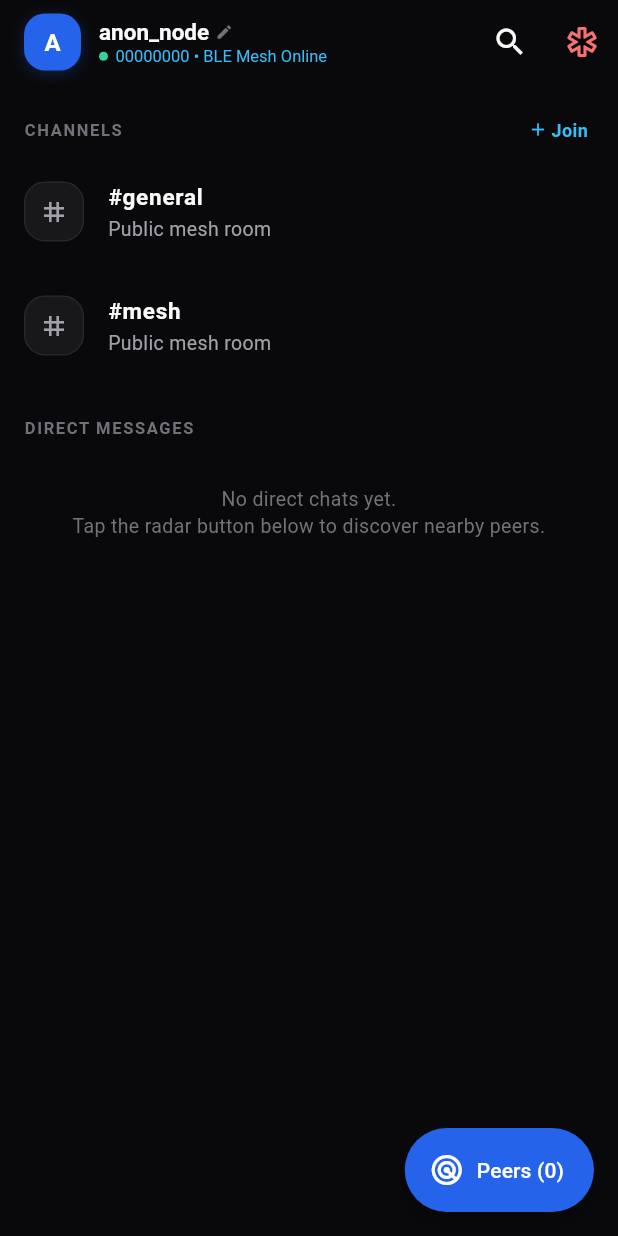
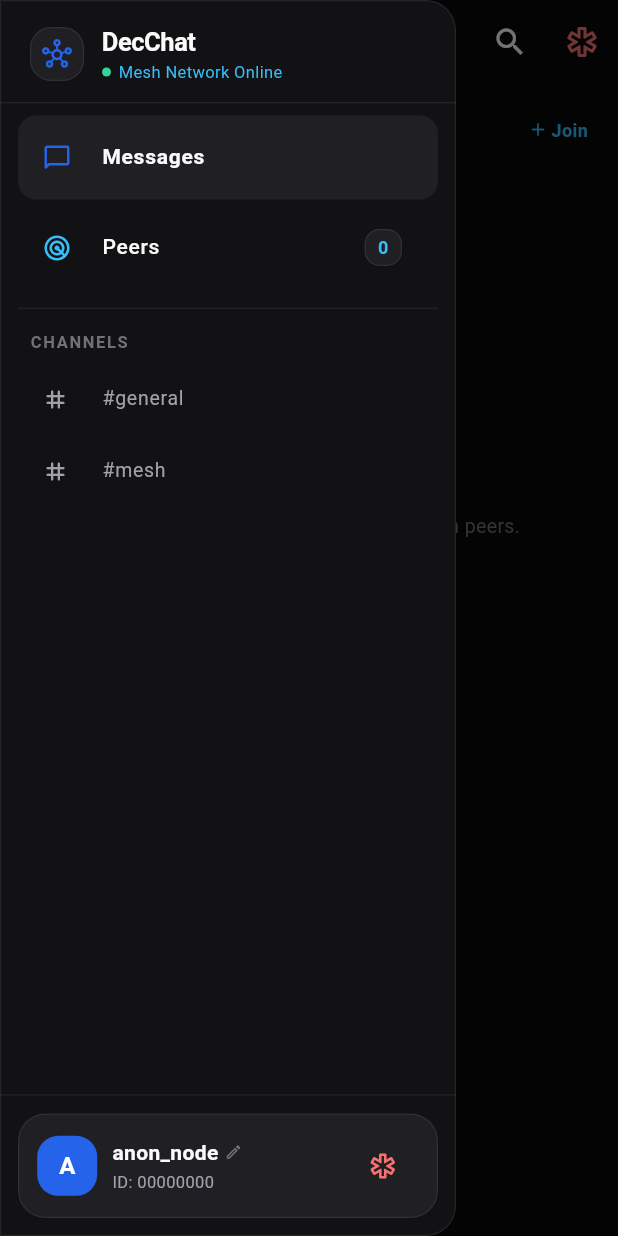
Before and after one commit to sushantdev-git/dec-chat, a Flutter app: the screen it shows after launch, with the side drawer open (before the commit the screen has no drawer), on a phone screen of 412 x 824 dp. Run offline on Flutter 3.47's test engine with Material 3 defaults, Android fonts, the phone set to English and light mode, and no system bars; our stand-ins replace flutter_riverpod; missing offline and left inert: cryptography.

Commit message:
feat(ui): add left navigation drawer with pinned account tab and consolidate peers navigation

```diff
--- a/lib/presentation/views/conversation_list_screen.dart
+++ b/lib/presentation/views/conversation_list_screen.dart
@@ -4,11 +4,11 @@ import 'package:flutter_riverpod/flutter_riverpod.dart';
 import '../../application/bitchat_coordinator.dart';
 import '../../core/utils/geohash.dart';
 import '../state/channels_notifier.dart';
-import '../state/identity_state.dart';
 import '../state/panic_controller.dart';
 import '../state/peers_notifier.dart';
 import '../state/timeline_notifier.dart';
 import '../theme/app_theme.dart';
+import '../widgets/app_drawer.dart';
 import '../widgets/edit_profile_sheet.dart';
 import 'chat_screen.dart';
 import 'peer_directory_screen.dart';
@@ -136,7 +136,6 @@ class ConversationListScreen extends ConsumerWidget {
     // Eagerly initialize and activate the BitChat coordinator (radios + relays)
     ref.watch(bitchatCoordinatorProvider);
 
-    final identity = ref.watch(identityProvider);
     final channelsState = ref.watch(channelsProvider);
     final peersState = ref.watch(peersProvider);
     final timelineState = ref.watch(timelineProvider);
@@ -147,73 +146,69 @@ class ConversationListScreen extends ConsumerWidget {
         .toList();
 
     return Scaffold(
+      drawer: AppDrawer(
+        onOpenEditProfile: () => EditProfileSheet.show(context),
+        onPanicWipe: () => _showPanicConfirmDialog(context, ref),
+        onNavigateToPeers: () => Navigator.push(
+          context,
+          MaterialPageRoute(builder: (_) => const PeerDirectoryScreen()),
+        ),
+        onNavigateToChannel: (ch) => Navigator.push(
+          context,
+          MaterialPageRoute(builder: (_) => ChatScreen(channelOrPeerId: ch)),
+        ),
+      ),
       appBar: AppBar(
-        title: GestureDetector(
-          behavior: HitTestBehavior.opaque,
-          onTap: () => EditProfileSheet.show(context),
+        leading: Builder(
+          builder: (ctx) => IconButton(
+            icon: const Icon(Icons.menu, color: AppTheme.textPrimary),
+            tooltip: 'Open navigation',
+            onPressed: () => Scaffold.of(ctx).openDrawer(),
+          ),
+        ),
+        title: Row(
+          mainAxisSize: MainAxisSize.min,
+          children: [
+            const Text(
+              'DecChat',
+              style: TextStyle(
+                fontWeight: FontWeight.w700,
+                fontSize: 18,
+                letterSpacing: -0.3,
+              ),
+            ),
+            const SizedBox(width: 8),
+            Container(
+              padding: const EdgeInsets.symmetric(horizontal: 7, vertical: 2),
+              decoration: BoxDecoration(
+                color: AppTheme.verifiedGreen.withValues(alpha: 0.15),
+                borderRadius: BorderRadius.circular(10),
+                border: Border.all(color: AppTheme.verifiedGreen.withValues(alpha: 0.4), width: 0.8),
+              ),
               child: Row(
+                mainAxisSize: MainAxisSize.min,
                 children: [
                   Container(
-                width: 38,
-                height: 38,
-                decoration: BoxDecoration(
-                  color: AppTheme.primaryBlue,
-                  borderRadius: AppTheme.squircleMedium,
-                  boxShadow: [
-                    BoxShadow(
-                      color: AppTheme.primaryBlue.withValues(alpha: 0.25),
-                      blurRadius: 8,
-                      offset: const Offset(0, 2),
-                    ),
-                  ],
-                ),
-                child: Center(
-                  child: Text(
-                    identity.nickname.isNotEmpty ? identity.nickname[0].toUpperCase() : '?',
-                    style: const TextStyle(fontWeight: FontWeight.bold, fontSize: 16, color: Colors.white),
-                  ),
-                ),
-              ),
-              const SizedBox(width: 12),
-              Expanded(
-                child: Column(
-                  crossAxisAlignment: CrossAxisAlignment.start,
-                  children: [
-                    Row(
-                      children: [
-                        Flexible(
-                          child: Text(
-                            identity.nickname,
-                            style: const TextStyle(fontSize: 15, fontWeight: FontWeight.bold),
-                            overflow: TextOverflow.ellipsis,
-                          ),
-                        ),
-                        const SizedBox(width: 4),
-                        const Icon(Icons.edit, size: 12, color: AppTheme.textMuted),
-                      ],
-                    ),
-                    Row(
-                      children: [
-                        Container(
-                          width: 6,
-                          height: 6,
+                    width: 5,
+                    height: 5,
                     decoration: const BoxDecoration(
                       color: AppTheme.verifiedGreen,
                       shape: BoxShape.circle,
                     ),
                   ),
-                        const SizedBox(width: 5),
-                        Text(
-                          '${identity.peerIdHex.substring(0, 8)} • BLE Mesh Online',
-                          style: const TextStyle(fontSize: 11, color: AppTheme.bleMeshBlue),
+                  const SizedBox(width: 4),
+                  const Text(
+                    'Mesh',
+                    style: TextStyle(
+                      fontSize: 10,
+                      fontWeight: FontWeight.w600,
+                      color: AppTheme.verifiedGreen,
                     ),
-                      ],
                   ),
                 ],
               ),
             ),
           ],
-          ),
         ),
         actions: [
           IconButton(
@@ -340,7 +335,7 @@ class ConversationListScreen extends ConsumerWidget {
               padding: EdgeInsets.symmetric(vertical: 24, horizontal: 16),
               child: Center(
                 child: Text(
-                  'No direct chats yet.\nTap the radar button below to discover nearby peers.',
+                  'No direct chats yet.\nOpen the menu to discover nearby mesh peers.',
                   textAlign: TextAlign.center,
                   style: TextStyle(color: AppTheme.textMuted, fontSize: 13, height: 1.4),
                 ),
@@ -395,22 +390,6 @@ class ConversationListScreen extends ConsumerWidget {
             }),
         ],
       ),
-      floatingActionButton: FloatingActionButton.extended(
-        backgroundColor: AppTheme.primaryBlue,
-        foregroundColor: Colors.white,
-        elevation: 4,
-        shape: const RoundedRectangleBorder(borderRadius: AppTheme.pill),
-        icon: const Icon(Icons.radar),
-        label: Text('Peers (${peersState.allPeers.length})'),
-        onPressed: () {
-          Navigator.push(
-            context,
-            MaterialPageRoute(
-              builder: (_) => const PeerDirectoryScreen(),
-            ),
-          );
-        },
-      ),
     );
   }
 }
--- /dev/null
+++ b/lib/presentation/widgets/app_drawer.dart
@@ -0,0 +1,385 @@
+import 'package:flutter/material.dart';
+import 'package:flutter_riverpod/flutter_riverpod.dart';
+
+import '../state/channels_notifier.dart';
+import '../state/identity_state.dart';
+import '../state/panic_controller.dart';
+import '../state/peers_notifier.dart';
+import '../theme/app_theme.dart';
+import '../views/chat_screen.dart';
+import '../views/peer_directory_screen.dart';
+import 'edit_profile_sheet.dart';
+
+/// Minimalist left navigation drawer providing primary section navigation
+/// (Messages, Peers, Channels) and a pinned bottom Account Tab for editing metadata.
+class AppDrawer extends ConsumerWidget {
+  final VoidCallback? onOpenEditProfile;
+  final VoidCallback? onPanicWipe;
+  final VoidCallback? onNavigateToPeers;
+  final ValueChanged<String>? onNavigateToChannel;
+
+  const AppDrawer({
+    super.key,
+    this.onOpenEditProfile,
+    this.onPanicWipe,
+    this.onNavigateToPeers,
+    this.onNavigateToChannel,
+  });
+
+  void _handleOpenProfile(BuildContext context) {
+    Navigator.of(context).pop(); // Close drawer first
+    if (onOpenEditProfile != null) {
+      onOpenEditProfile!();
+    } else {
+      EditProfileSheet.show(context);
+    }
+  }
+
+  void _handleNavigateToPeers(BuildContext context) {
+    Navigator.of(context).pop(); // Close drawer first
+    if (onNavigateToPeers != null) {
+      onNavigateToPeers!();
+    } else {
+      Navigator.of(context).push(
+        MaterialPageRoute(builder: (_) => const PeerDirectoryScreen()),
+      );
+    }
+  }
+
+  void _handleNavigateToChannel(BuildContext context, String channel) {
+    Navigator.of(context).pop(); // Close drawer first
+    if (onNavigateToChannel != null) {
+      onNavigateToChannel!(channel);
+    } else {
+      Navigator.of(context).push(
+        MaterialPageRoute(builder: (_) => ChatScreen(channelOrPeerId: channel)),
+      );
+    }
+  }
+
+  void _handlePanicWipe(BuildContext context, WidgetRef ref) {
+    Navigator.of(context).pop(); // Close drawer first
+    if (onPanicWipe != null) {
+      onPanicWipe!();
+    } else {
+      _showDefaultPanicDialog(context, ref);
+    }
+  }
+
+  void _showDefaultPanicDialog(BuildContext context, WidgetRef ref) {
+    showDialog(
+      context: context,
+      builder: (ctx) => AlertDialog(
+        backgroundColor: AppTheme.darkCardElevated,
+        shape: const RoundedRectangleBorder(
+          borderRadius: AppTheme.squircleLarge,
+          side: BorderSide(color: AppTheme.darkBorderSubtle, width: 0.8),
+        ),
+        title: const Row(
+          children: [
+            Icon(Icons.warning_amber_rounded, color: AppTheme.panicRed, size: 24),
+            SizedBox(width: 8),
+            Text('Emergency Panic Wipe', style: TextStyle(color: AppTheme.panicRed, fontSize: 18)),
+          ],
+        ),
+        content: const Text(
+          'This will instantaneously zeroize and delete all in-memory message feeds, wipe active peer sessions, and regenerate a fresh ephemeral cryptographic identity.',
+          style: TextStyle(fontSize: 13, color: AppTheme.textSecondary, height: 1.4),
+        ),
+        actions: [
+          TextButton(
+            onPressed: () => Navigator.pop(ctx),
+            child: const Text('Cancel', style: TextStyle(color: AppTheme.textSecondary)),
+          ),
+          ElevatedButton(
+            style: ElevatedButton.styleFrom(
+              backgroundColor: AppTheme.panicRed,
+              foregroundColor: Colors.white,
+              shape: RoundedRectangleBorder(borderRadius: BorderRadius.circular(12)),
+            ),
+            onPressed: () async {
+              Navigator.pop(ctx);
+              await ref.read(panicControllerProvider).executePanicWipe();
+              if (context.mounted) {
+                ScaffoldMessenger.of(context).showSnackBar(
+                  const SnackBar(
+                    content: Text('Panic wipe completed: all keys and timelines zeroized.'),
+                    backgroundColor: AppTheme.panicRed,
+                  ),
+                );
+              }
+            },
+            child: const Text('Execute Wipe'),
+          ),
+        ],
+      ),
+    );
+  }
+
+  @override
+  Widget build(BuildContext context, WidgetRef ref) {
+    final identity = ref.watch(identityProvider);
+    final peersState = ref.watch(peersProvider);
+    final channelsState = ref.watch(channelsProvider);
+    final channels = channelsState.joinedChannels.toList()..sort();
+
+    final peerIdShort = identity.peerIdHex.isNotEmpty
+        ? (identity.peerIdHex.length >= 8 ? identity.peerIdHex.substring(0, 8) : identity.peerIdHex)
+        : 'Unknown';
+
+    final secondaryInfo = (identity.phoneNumber != null && identity.phoneNumber!.isNotEmpty)
+        ? identity.phoneNumber!
+        : 'ID: $peerIdShort';
+
+    return Drawer(
+      backgroundColor: AppTheme.darkSurface,
+      shape: const RoundedRectangleBorder(
+        borderRadius: BorderRadius.horizontal(right: Radius.circular(20)),
+        side: BorderSide(color: AppTheme.darkBorderSubtle, width: 0.8),
+      ),
+      child: SafeArea(
+        child: Column(
+          children: [
+            // Drawer Top Branding
+            Padding(
+              padding: const EdgeInsets.fromLTRB(20, 16, 16, 12),
+              child: Row(
+                children: [
+                  Container(
+                    width: 36,
+                    height: 36,
+                    decoration: BoxDecoration(
+                      color: AppTheme.darkCardElevated,
+                      borderRadius: AppTheme.squircleMedium,
+                      border: Border.all(color: AppTheme.darkBorderSubtle, width: 0.8),
+                    ),
+                    child: const Icon(
+                      Icons.hub_outlined,
+                      size: 20,
+                      color: AppTheme.primaryBlue,
+                    ),
+                  ),
+                  const SizedBox(width: 12),
+                  Expanded(
+                    child: Column(
+                      crossAxisAlignment: CrossAxisAlignment.start,
+                      children: [
+                        const Text(
+                          'DecChat',
+                          style: TextStyle(
+                            fontSize: 17,
+                            fontWeight: FontWeight.w700,
+                            letterSpacing: -0.3,
+                          ),
+                        ),
+                        Row(
+                          children: [
+                            Container(
+                              width: 6,
+                              height: 6,
+                              decoration: const BoxDecoration(
+                                color: AppTheme.verifiedGreen,
+                                shape: BoxShape.circle,
+                              ),
+                            ),
+                            const SizedBox(width: 5),
+                            const Flexible(
+                              child: Text(
+                                'Mesh Network Online',
+                                style: TextStyle(fontSize: 11, color: AppTheme.bleMeshBlue),
+                                overflow: TextOverflow.ellipsis,
+                              ),
+                            ),
+                          ],
+                        ),
+                      ],
+                    ),
+                  ),
+                ],
+              ),
+            ),
+
+            const Divider(color: AppTheme.darkBorderSubtle, height: 1, thickness: 0.8),
+
+            // Navigation List Items
+            Expanded(
+              child: ListView(
+                padding: const EdgeInsets.symmetric(horizontal: 12, vertical: 8),
+                children: [
+                  // Messages Section
+                  ListTile(
+                    shape: RoundedRectangleBorder(borderRadius: BorderRadius.circular(12)),
+                    tileColor: AppTheme.darkCardElevated,
+                    leading: const Icon(Icons.chat_bubble_outline_rounded, color: AppTheme.primaryBlue, size: 20),
+                    title: const Text(
+                      'Messages',
+                      style: TextStyle(
+                        fontWeight: FontWeight.w600,
+                        fontSize: 14,
+                        color: AppTheme.textPrimary,
+                      ),
+                    ),
+                    onTap: () => Navigator.pop(context),
+                  ),
+                  const SizedBox(height: 4),
+
+                  // Discovered Peers Section
+                  ListTile(
+                    shape: RoundedRectangleBorder(borderRadius: BorderRadius.circular(12)),
+                    leading: const Icon(Icons.radar_rounded, color: AppTheme.bleMeshBlue, size: 20),
+                    title: const Text(
+                      'Peers',
+                      style: TextStyle(
+                        fontWeight: FontWeight.w500,
+                        fontSize: 14,
+                        color: AppTheme.textPrimary,
+                      ),
+                    ),
+                    trailing: Container(
+                      padding: const EdgeInsets.symmetric(horizontal: 8, vertical: 3),
+                      decoration: BoxDecoration(
+                        color: AppTheme.darkCardElevated,
+                        borderRadius: BorderRadius.circular(10),
+                        border: Border.all(color: AppTheme.darkBorderSubtle, width: 0.8),
+                      ),
+                      child: Text(
+                        '${peersState.allPeers.length}',
+                        style: const TextStyle(
+                          fontSize: 12,
+                          fontWeight: FontWeight.bold,
+                          color: AppTheme.bleMeshBlue,
+                        ),
+                      ),
+                    ),
+                    onTap: () => _handleNavigateToPeers(context),
+                  ),
+
+                  const SizedBox(height: 12),
+                  const Divider(color: AppTheme.darkBorderSubtle, height: 1, thickness: 0.8),
+                  const SizedBox(height: 8),
+
+                  // Channels Header
+                  const Padding(
+                    padding: EdgeInsets.symmetric(horizontal: 8, vertical: 6),
+                    child: Text(
+                      'CHANNELS',
+                      style: TextStyle(
+                        fontSize: 11,
+                        fontWeight: FontWeight.w700,
+                        letterSpacing: 1.1,
+                        color: AppTheme.textMuted,
+                      ),
+                    ),
+                  ),
+
+                  // Channel Quick Links
+                  ...channels.map((ch) {
+                    return ListTile(
+                      dense: true,
+                      shape: RoundedRectangleBorder(borderRadius: BorderRadius.circular(10)),
+                      leading: const Icon(Icons.tag_rounded, size: 18, color: AppTheme.textSecondary),
+                      title: Text(
+                        ch,
+                        style: const TextStyle(fontSize: 13, color: AppTheme.textSecondary),
+                      ),
+                      onTap: () => _handleNavigateToChannel(context, ch),
+                    );
+                  }),
+                ],
+              ),
+            ),
+
+            const Divider(color: AppTheme.darkBorderSubtle, height: 1, thickness: 0.8),
+
+            // Pinned Bottom Account Tab
+            Padding(
+              padding: const EdgeInsets.all(12),
+              child: Material(
+                color: AppTheme.darkCardElevated,
+                borderRadius: AppTheme.squircleLarge,
+                clipBehavior: Clip.antiAlias,
+                child: InkWell(
+                  onTap: () => _handleOpenProfile(context),
+                  child: Container(
+                    padding: const EdgeInsets.symmetric(horizontal: 12, vertical: 10),
+                    decoration: BoxDecoration(
+                      borderRadius: AppTheme.squircleLarge,
+                      border: Border.all(color: AppTheme.darkBorderSubtle, width: 0.8),
+                    ),
+                    child: Row(
+                      children: [
+                        // Squircle Avatar with user initial
+                        Container(
+                          width: 40,
+                          height: 40,
+                          decoration: const BoxDecoration(
+                            color: AppTheme.primaryBlue,
+                            borderRadius: AppTheme.squircleMedium,
+                          ),
+                          child: Center(
+                            child: Text(
+                              identity.nickname.isNotEmpty ? identity.nickname[0].toUpperCase() : '?',
+                              style: const TextStyle(
+                                fontWeight: FontWeight.bold,
+                                fontSize: 16,
+                                color: Colors.white,
+                              ),
+                            ),
+                          ),
+                        ),
+                        const SizedBox(width: 10),
+
+                        // Display name & phone number / peer ID
+                        Expanded(
+                          child: Column(
+                            crossAxisAlignment: CrossAxisAlignment.start,
+                            mainAxisSize: MainAxisSize.min,
+                            children: [
+                              Row(
+                                children: [
+                                  Flexible(
+                                    child: Text(
+                                      identity.nickname,
+                                      style: const TextStyle(
+                                        fontSize: 14,
+                                        fontWeight: FontWeight.w600,
+                                        color: AppTheme.textPrimary,
+                                      ),
+                                      overflow: TextOverflow.ellipsis,
+                                    ),
+                                  ),
+                                  const SizedBox(width: 4),
+                                  const Icon(Icons.edit_outlined, size: 12, color: AppTheme.textMuted),
+                                ],
+                              ),
+                              const SizedBox(height: 2),
+                              Text(
+                                secondaryInfo,
+                                style: const TextStyle(
+                                  fontSize: 11,
+                                  color: AppTheme.textSecondary,
+                                ),
+                                overflow: TextOverflow.ellipsis,
+                              ),
+                            ],
+                          ),
+                        ),
+
+                        // Emergency panic button or quick settings
+                        IconButton(
+                          icon: const Icon(Icons.emergency_outlined, color: AppTheme.panicRed, size: 20),
+                          tooltip: 'Emergency Panic Wipe',
+                          onPressed: () => _handlePanicWipe(context, ref),
+                        ),
+                      ],
+                    ),
+                  ),
+                ),
+              ),
+            ),
+          ],
+        ),
+      ),
+    );
+  }
+}
```
Also changed, not shown: 1 other file. Lines whose indentation alone changed are shown as unchanged.
